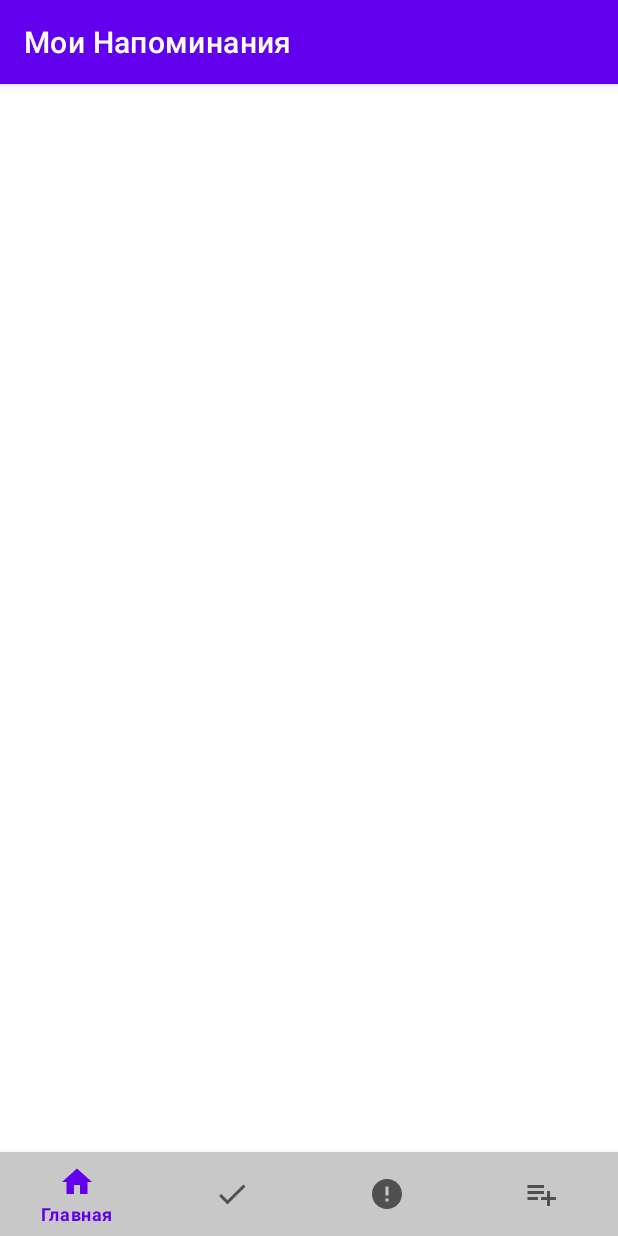
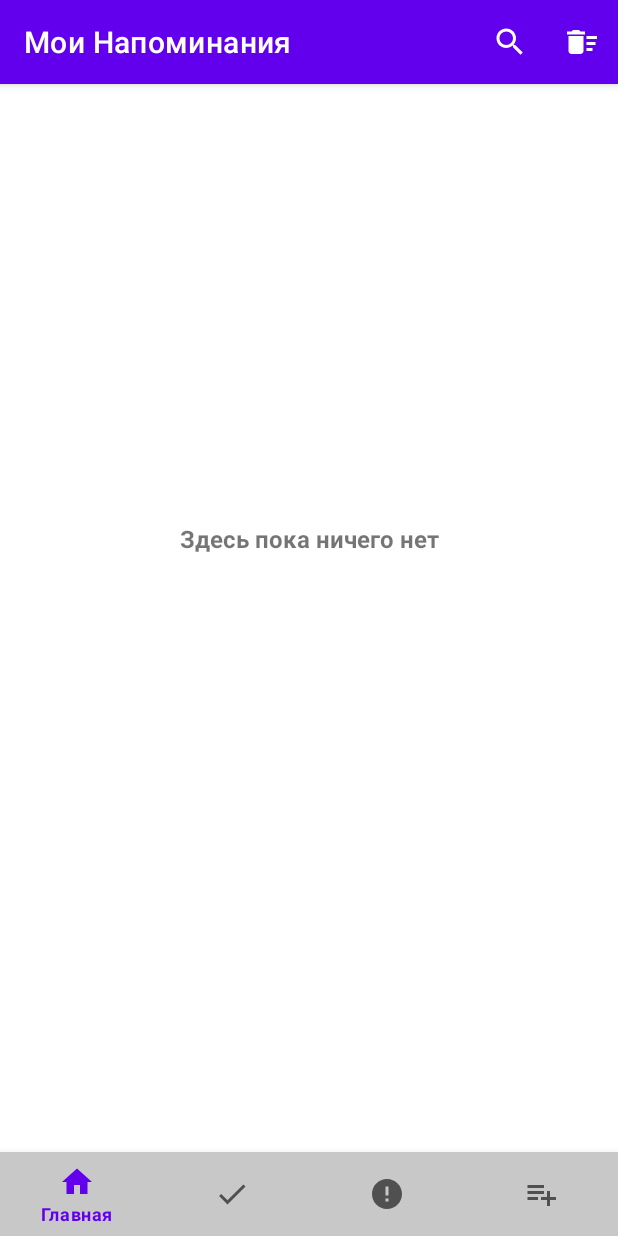
Before and after one commit to WhatuWannaDo/MyReminders, an Android app: the screen it shows after launch (MainActivity), on a phone screen of 412 x 824 dp. Run offline under Robolectric (Android 15) with nearby library versions, the phone set to English and light mode, and no system bars; our stand-ins replace Room's generated code, navigation-ui.

Commit message:
search/delete and recycle added

```diff
--- /dev/null
+++ b/app/src/main/java/com/example/myreminders/MVVM/View/MainPage/MainPageAdapter.kt
@@ -0,0 +1,42 @@
+package com.example.myreminders.MVVM.View.MainPage
+
+import android.annotation.SuppressLint
+import android.view.LayoutInflater
+import android.view.View
+import android.view.ViewGroup
+import androidx.recyclerview.widget.RecyclerView
+import com.example.myreminders.MVVM.Model.ReminderModel
+import com.example.myreminders.R
+import kotlinx.android.synthetic.main.main_page_reminders_row.view.*
+
+class MainPageAdapter : RecyclerView.Adapter<MainPageAdapter.MyViewHolder>() {
+
+    private var remList = emptyList<ReminderModel>()
+
+    class MyViewHolder(itemView : View) : RecyclerView.ViewHolder(itemView) {}
+
+    override fun onCreateViewHolder(parent: ViewGroup, viewType: Int): MyViewHolder {
+        return MyViewHolder(LayoutInflater.from(parent.context).inflate(R.layout.main_page_reminders_row, parent, false))
+    }
+
+    @SuppressLint("SetTextI18n")
+    override fun onBindViewHolder(holder: MyViewHolder, position: Int) {
+        val list = remList[position]
+
+        holder.itemView.idForDelete.text = list.id.toString()
+        holder.itemView.rowHeader.text = list.header
+        holder.itemView.rowStartTime.text = "Дата начала: " + list.startTime
+        holder.itemView.rowEndTime.text = "Дата окончания: " + list.endTime
+
+    }
+
+    override fun getItemCount(): Int {
+        return remList.size
+    }
+
+    @SuppressLint("NotifyDataSetChanged")
+    fun setData(reminder : List<ReminderModel>){
+        this.remList = reminder
+        notifyDataSetChanged()
+    }
+}
--- a/app/src/main/java/com/example/myreminders/MVVM/View/MainPage/MainPageReminders.kt
+++ b/app/src/main/java/com/example/myreminders/MVVM/View/MainPage/MainPageReminders.kt
@@ -1,23 +1,140 @@
 package com.example.myreminders.MVVM.View.MainPage
 
+import android.app.AlertDialog
 import android.os.Bundle
+import android.view.*
 import androidx.fragment.app.Fragment
-import android.view.LayoutInflater
-import android.view.View
-import android.view.ViewGroup
+import android.view.View.GONE
+import android.widget.SearchView
+import android.widget.Toast
+import androidx.lifecycle.Observer
+import androidx.lifecycle.ViewModelProvider
+import androidx.recyclerview.widget.ItemTouchHelper
+import androidx.recyclerview.widget.LinearLayoutManager
+import androidx.recyclerview.widget.RecyclerView
+import com.example.myreminders.MVVM.Model.ReminderModel
+import com.example.myreminders.MVVM.ViewModel.ReminderViewModel
 import com.example.myreminders.R
+import kotlinx.android.synthetic.main.fragment_main_page_reminders.view.*
+import kotlinx.android.synthetic.main.main_page_reminders_row.*
 
 
-class MainPageReminders : Fragment() {
+class MainPageReminders : Fragment(), SearchView.OnQueryTextListener {
 
+    private val adapter = MainPageAdapter()
+    private lateinit var viewModel : ReminderViewModel
 
     override fun onCreateView(
         inflater: LayoutInflater, container: ViewGroup?,
         savedInstanceState: Bundle?
     ): View? {
         // Inflate the layout for this fragment
-        return inflater.inflate(R.layout.fragment_main_page_reminders, container, false)
+        val view = inflater.inflate(R.layout.fragment_main_page_reminders, container, false)
+        setHasOptionsMenu(true)
+
+        val recyclerView = view.recyclerView
+        recyclerView.adapter = adapter
+        recyclerView.layoutManager = LinearLayoutManager(requireContext())
+
+        viewModel = ViewModelProvider(this).get(ReminderViewModel::class.java)
+
+
+
+        //delete single data on swipe
+        ItemTouchHelper(object : ItemTouchHelper.SimpleCallback(0, ItemTouchHelper.LEFT){
+            override fun onMove(
+                recyclerView: RecyclerView,
+                viewHolder: RecyclerView.ViewHolder,
+                target: RecyclerView.ViewHolder
+            ): Boolean {
+                return false
+            }
+
+            override fun onSwiped(viewHolder: RecyclerView.ViewHolder, direction: Int) {
+                deleteReminderFromDatabase()
+            }
+
+        }).attachToRecyclerView(view.recyclerView)
+
+        ItemTouchHelper(object : ItemTouchHelper.SimpleCallback(0, ItemTouchHelper.RIGHT){
+            override fun onMove(
+                recyclerView: RecyclerView,
+                viewHolder: RecyclerView.ViewHolder,
+                target: RecyclerView.ViewHolder
+            ): Boolean {
+                return false
+            }
+
+            override fun onSwiped(viewHolder: RecyclerView.ViewHolder, direction: Int) {
+                //TODO: обновить свайпнутое напоминание с помощью bottom_sheet или редиректом на другую страницу с помощью safe args
+            }
+
+        }).attachToRecyclerView(view.recyclerView)
+
+
+
+        viewModel.readAllReminders.observe(viewLifecycleOwner, Observer {
+            adapter.setData(it)
+            if(adapter.itemCount > 0) {
+                view.nothingHere.visibility = GONE
+            }
+        })
+
+        return view
     }
 
 
+
+
+
+    private fun deleteReminderFromDatabase() {
+        val id = idForDelete.text.toString()
+        val reminder = ReminderModel(Integer.parseInt(id), "", "", "", "")
+        viewModel.deleteReminder(reminder)
+    }
+
+    //search and delete option menu
+    override fun onCreateOptionsMenu(menu: Menu, inflater: MenuInflater) {
+        inflater.inflate(R.menu.search_menu, menu)
+        val search = menu.findItem(R.id.app_bar_search)
+        val searchView = search.actionView as SearchView
+        searchView.isSubmitButtonEnabled = true
+        searchView.setOnQueryTextListener(this)
+
+        val delete = menu.findItem(R.id.deleteAllFromMainPageRow)
+        delete.setOnMenuItemClickListener {
+            val builder = AlertDialog.Builder(context)
+            builder.setPositiveButton("Да") { _, _ ->
+                viewModel.deleteAllReminders()
+                Toast.makeText(context, "Все пользователи удалены", Toast.LENGTH_SHORT)
+                    .show()
+            }
+            builder.setNegativeButton("Нет") { _, _ -> }
+            builder.setTitle("Удалить всех пользователей?")
+            builder.setMessage("Вы уверены что хотите это сделать?")
+            builder.create().show()
+            true
+        }
+    }
+
+    override fun onQueryTextSubmit(p0: String?): Boolean {
+        return true
+    }
+
+    override fun onQueryTextChange(query: String?): Boolean {
+        if (query != null){
+            search(query)
+        }
+        return true
+    }
+
+    private fun search(query: String){
+        val searchQuery = "%$query%"
+        viewModel.findReminder(searchQuery).observe(viewLifecycleOwner, Observer {list ->
+            list.let {
+                adapter.setData(it)
+            }
+        })
+    }
+
 }
--- a/app/src/main/java/com/example/myreminders/Room/Data/DAO/DAO.kt
+++ b/app/src/main/java/com/example/myreminders/Room/Data/DAO/DAO.kt
@@ -20,8 +20,8 @@ interface DAO {
     suspend fun deleteReminder(reminder: ReminderModel)
 
     @Query("DELETE FROM reminders")
-    fun deleteAllReminders()
+    suspend fun deleteAllReminders()
 
-    @Query("SELECT * FROM reminders WHERE header OR description OR startTime OR endTime LIKE :searchQuery")
+    @Query("SELECT * FROM reminders WHERE header LIKE :searchQuery OR description LIKE :searchQuery OR startTime LIKE :searchQuery OR endTime LIKE :searchQuery")
     fun findReminder(searchQuery : String): LiveData<List<ReminderModel>>
 }
--- a/app/src/main/java/com/example/myreminders/Room/Repository/Repository.kt
+++ b/app/src/main/java/com/example/myreminders/Room/Repository/Repository.kt
@@ -19,7 +19,7 @@ class Repository (private val remDao : DAO){
         remDao.deleteReminder(reminder)
     }
 
-    fun deleteAllReminders(){
+    suspend fun deleteAllReminders(){
         remDao.deleteAllReminders()
     }
 
--- /dev/null
+++ b/app/src/main/res/drawable/ic_baseline_delete_sweep_24.xml
@@ -0,0 +1,10 @@
+<vector xmlns:android="http://schemas.android.com/apk/res/android"
+    android:width="24dp"
+    android:height="24dp"
+    android:viewportWidth="24"
+    android:viewportHeight="24"
+    android:tint="?attr/colorControlNormal">
+  <path
+      android:fillColor="@android:color/white"
+      android:pathData="M15,16h4v2h-4zM15,8h7v2h-7zM15,12h6v2h-6zM3,18c0,1.1 0.9,2 2,2h6c1.1,0 2,-0.9 2,-2L13,8L3,8v10zM14,5h-3l-1,-1L6,4L5,5L2,5v2h12z"/>
+</vector>
--- a/app/src/main/res/layout/fragment_main_page_reminders.xml
+++ b/app/src/main/res/layout/fragment_main_page_reminders.xml
@@ -4,4 +4,24 @@
     xmlns:tools="http://schemas.android.com/tools"
     android:layout_width="match_parent"
     android:layout_height="match_parent"
-    tools:context=".MVVM.View.MainPage.MainPageReminders"/>
+    tools:context=".MVVM.View.MainPage.MainPageReminders">
+
+    <androidx.recyclerview.widget.RecyclerView
+        android:id="@+id/recyclerView"
+        android:layout_width="match_parent"
+        android:layout_height="match_parent"
+        android:layout_marginBottom="56dp"
+        app:layout_constraintBottom_toBottomOf="parent" />
+
+    <TextView
+        android:id="@+id/nothingHere"
+        android:layout_width="wrap_content"
+        android:layout_height="wrap_content"
+        android:layout_marginTop="292dp"
+        android:text="Здесь пока ничего нет"
+        android:textSize="16sp"
+        android:textStyle="bold"
+        app:layout_constraintEnd_toEndOf="@+id/recyclerView"
+        app:layout_constraintStart_toStartOf="parent"
+        app:layout_constraintTop_toTopOf="parent" />
+</androidx.constraintlayout.widget.ConstraintLayout>
--- a/app/src/main/res/menu/search_menu.xml
+++ b/app/src/main/res/menu/search_menu.xml
@@ -5,7 +5,12 @@
     <item
         android:id="@+id/app_bar_search"
         android:icon="@drawable/ic_search_black_24dp"
-        android:title="Search"
+        android:title="Поиск"
         app:actionViewClass="android.widget.SearchView"
         app:showAsAction="ifRoom" />
+    <item
+        android:id="@+id/deleteAllFromMainPageRow"
+        android:icon="@drawable/ic_baseline_delete_sweep_24"
+        android:title="Удалить всё"
+        app:showAsAction="ifRoom" />
 </menu>
--- a/app/src/main/res/navigation/menu_nav.xml
+++ b/app/src/main/res/navigation/menu_nav.xml
@@ -24,5 +24,9 @@
         android:id="@+id/addNewReminder"
         android:name="com.example.myreminders.MVVM.View.AddReminder.AddNewReminder"
         android:label="fragment_add_new_reminder"
-        tools:layout="@layout/fragment_add_new_reminder" />
+        tools:layout="@layout/fragment_add_new_reminder" >
+        <action
+            android:id="@+id/action_addNewReminder_to_mainPageReminders"
+            app:destination="@id/mainPageReminders" />
+    </fragment>
 </navigation>
```
Also changed, not shown: app/src/main/java/com/example/myreminders/MVVM/View/AddReminder/AddNewReminder.kt (+5 -2 lines), app/src/main/java/com/example/myreminders/MVVM/ViewModel/ReminderViewModel.kt (+6 -4 lines), app/src/main/res/layout/main_page_reminders_row.xml (added, +67 -0 lines).
